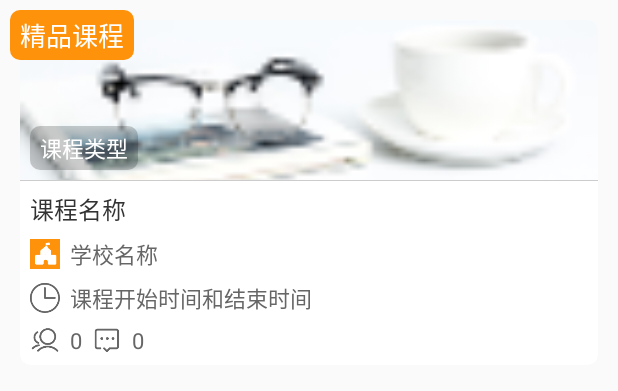
After one commit to StormKid/videoplugin, an Android app: the layout item_course.xml on its own in the app's theme, with its tools: preview values and no code run, on a phone screen of 412 x 824 dp. The commit adds this screen. Shown: the top 391 px of the screen. Run offline under Robolectric (Android 15) with nearby library versions, the phone set to English and light mode, and no system bars.

Commit message:
列表数据添加

```diff
--- a/app/src/main/java/com/stormkid/videoplugin/activity/MainActivity.kt
+++ b/app/src/main/java/com/stormkid/videoplugin/activity/MainActivity.kt
@@ -35,7 +35,7 @@ class MainActivity : BaseActivity() {
             override fun success(any: String) {
                 val bean = JsonUtil.from(any,CateGroyEntity::class.java)
                 scroll_contain.adapter = adapter
-                fragments.add(CategaryListFragment.getInstance(bean))
+                fragments.add(CategaryListFragment.getInstance(bean,this@MainActivity))
                 adapter.notifyDataSetChanged()
             }
 
--- a/app/src/main/java/com/stormkid/videoplugin/utils/Constants.kt
+++ b/app/src/main/java/com/stormkid/videoplugin/utils/Constants.kt
@@ -28,4 +28,6 @@ object Constants {
      * 课程类型ID
      */
     const val courseType = "courseType"
+
+    const val footErr = "暂无更多加载"
 }
--- a/app/src/main/java/com/stormkid/videoplugin/utils/NetConnectConstants.kt
+++ b/app/src/main/java/com/stormkid/videoplugin/utils/NetConnectConstants.kt
@@ -5,4 +5,6 @@ package com.stormkid.videoplugin.utils
  */
 object NetConnectConstants {
     const val category_type = "dict/list"
+
+    const val course_list = "course/list"
 }
--- /dev/null
+++ b/app/src/main/res/drawable/shape_trans.xml
@@ -0,0 +1,14 @@
+<?xml version="1.0" encoding="utf-8"?>
+<shape xmlns:android="http://schemas.android.com/apk/res/android"
+    android:shape="rectangle"
+    >
+    <stroke android:color="@android:color/transparent"
+        android:width="0px"
+        />
+    <solid android:color="@color/black_trans" />
+
+    <corners
+        android:radius="@dimen/px_10"
+        />
+
+</shape>
--- /dev/null
+++ b/app/src/main/res/layout/item_course.xml
@@ -0,0 +1,151 @@
+<?xml version="1.0" encoding="utf-8"?>
+<RelativeLayout xmlns:android="http://schemas.android.com/apk/res/android"
+             xmlns:app="http://schemas.android.com/apk/res-auto" android:layout_width="match_parent"
+             android:layout_height="wrap_content">
+
+    <com.moudle.basetool.ui.AutoCardView android:layout_width="match_parent"
+                                         android:padding="@dimen/px_20"
+                                         android:layout_margin="@dimen/px_20"
+                                         app:cardElevation="0px"
+                                         android:background="@android:color/white"
+                                         app:cardCornerRadius="@dimen/px_10"
+                                         android:layout_height="wrap_content">
+        <LinearLayout android:layout_width="match_parent"
+                      android:orientation="vertical"
+                      android:layout_height="wrap_content">
+            <RelativeLayout android:layout_width="match_parent"
+                            android:layout_height="@dimen/px_160">
+                <ImageView android:layout_width="match_parent"
+                           android:id="@+id/course_img"
+                           android:scaleType="centerCrop"
+                           android:src="@mipmap/cl01"
+                           android:layout_height="@dimen/px_160"
+                />
+
+                <TextView android:layout_width="wrap_content"
+                          android:background="@drawable/shape_trans"
+                          android:textSize="@dimen/px_22"
+                          android:text="课程类型"
+                          android:id="@+id/course_type"
+                          android:paddingBottom="@dimen/px_5"
+                          android:paddingTop="@dimen/px_5"
+                          android:paddingRight="@dimen/px_10"
+                          android:paddingLeft="@dimen/px_10"
+                          android:layout_margin="@dimen/px_10"
+                          android:layout_alignParentBottom="true"
+                          android:textColor="@android:color/white"
+                          android:layout_height="wrap_content"/>
+
+            </RelativeLayout>
+
+            <View style="@style/style_divide"/>
+
+            <TextView android:layout_width="match_parent"
+                      android:textColor="@color/text_333"
+                      android:textSize="@dimen/px_24"
+                      android:maxLines="1"
+                      android:paddingTop="@dimen/px_10"
+                      android:paddingLeft="@dimen/px_10"
+                      android:paddingRight="@dimen/px_10"
+                      android:text="课程名称"
+                      android:ellipsize="end"
+                      android:id="@+id/course_name"
+                      android:layout_height="wrap_content"/>
+            <LinearLayout android:layout_width="match_parent"
+                          android:gravity="center_vertical"
+                          android:paddingTop="@dimen/px_10"
+                          android:paddingLeft="@dimen/px_10"
+                          android:paddingRight="@dimen/px_10"
+                          android:layout_height="wrap_content">
+                <ImageView android:layout_width="@dimen/px_30"
+                           android:src="@mipmap/school"
+                           android:background="@color/color_main"
+                           android:layout_height="@dimen/px_30"/>
+
+                <TextView android:layout_width="0px"
+                          android:layout_weight="1"
+                          android:textColor="@color/text_666"
+                          android:textSize="@dimen/px_22"
+                          android:maxLines="1"
+                          android:gravity="center_vertical"
+                          android:text="学校名称"
+                          android:ellipsize="end"
+                          android:layout_marginLeft="@dimen/px_10"
+                          android:id="@+id/school_name"
+                          android:layout_height="wrap_content"/>
+            </LinearLayout>
+            <LinearLayout android:layout_width="match_parent"
+                          android:gravity="center_vertical"
+                          android:paddingTop="@dimen/px_10"
+                          android:paddingLeft="@dimen/px_10"
+                          android:paddingRight="@dimen/px_10"
+                          android:layout_height="wrap_content">
+                <ImageView android:layout_width="@dimen/px_30"
+                           android:src="@mipmap/time"
+                           android:layout_height="@dimen/px_30"/>
+
+                <TextView android:layout_width="0px"
+                          android:layout_weight="1"
+                          android:textColor="@color/text_666"
+                          android:textSize="@dimen/px_22"
+                          android:maxLines="1"
+                          android:gravity="center_vertical"
+                          android:text="课程开始时间和结束时间"
+                          android:ellipsize="end"
+                          android:layout_marginLeft="@dimen/px_10"
+                          android:id="@+id/course_time"
+                          android:layout_height="wrap_content"/>
+            </LinearLayout>
+
+            <LinearLayout android:layout_width="match_parent"
+                          android:gravity="center_vertical"
+                         android:padding="@dimen/px_10"
+                          android:layout_height="wrap_content">
+                <ImageView android:layout_width="@dimen/px_30"
+                           android:src="@mipmap/people"
+                           android:layout_height="@dimen/px_30"/>
+
+                <TextView android:layout_width="wrap_content"
+                          android:textColor="@color/text_666"
+                          android:textSize="@dimen/px_22"
+                          android:maxLines="1"
+                          android:gravity="center_vertical"
+                          android:text="0"
+                          android:id="@+id/watch_people"
+                          android:ellipsize="end"
+                          android:layout_marginLeft="@dimen/px_10"
+                          android:layout_height="wrap_content"/>
+
+                <ImageView android:layout_width="@dimen/px_30"
+                           android:src="@mipmap/comment"
+                           android:layout_marginLeft="@dimen/px_10"
+                           android:layout_height="@dimen/px_30"/>
+
+                <TextView android:layout_width="wrap_content"
+                          android:textColor="@color/text_666"
+                          android:textSize="@dimen/px_22"
+                          android:maxLines="1"
+                          android:gravity="center_vertical"
+                          android:text="0"
+                          android:id="@+id/comments"
+                          android:ellipsize="end"
+                          android:layout_marginLeft="@dimen/px_10"
+                          android:layout_height="wrap_content"/>
+            </LinearLayout>
+        </LinearLayout>
+    </com.moudle.basetool.ui.AutoCardView>
+
+
+    <TextView android:layout_width="wrap_content"
+              android:background="@drawable/shape_buttom"
+              android:text="精品课程"
+              android:id="@+id/jingping"
+              android:layout_margin="@dimen/px_10"
+              android:paddingLeft="@dimen/px_10"
+              android:paddingRight="@dimen/px_10"
+              android:paddingTop="@dimen/px_5"
+              android:paddingBottom="@dimen/px_5"
+              android:textSize="@dimen/px_26"
+              android:textColor="@android:color/white"
+              android:layout_height="wrap_content"/>
+</RelativeLayout>
--- a/basetool/src/main/java/com/moudle/basetool/utils/ImageUtil.kt
+++ b/basetool/src/main/java/com/moudle/basetool/utils/ImageUtil.kt
@@ -11,7 +11,7 @@ import jp.wasabeef.glide.transformations.RoundedCornersTransformation
  * Created by ke_li on 2017/12/26.
  */
 class ImageUtil {
-    private var url: Any
+    private var url: Any?
 
     private var resId: Int
 
@@ -25,7 +25,7 @@ class ImageUtil {
 
     private var cornerType : RoundedCornersTransformation.CornerType
 
-    fun setUrl(url: Any): ImageUtil {
+    fun setUrl(url: Any?): ImageUtil {
         this.url = url
         return this
     }
--- a/basetool/src/main/java/com/moudle/basetool/utils/ThreadLocalDateUtil.java
+++ b/basetool/src/main/java/com/moudle/basetool/utils/ThreadLocalDateUtil.java
@@ -11,7 +11,8 @@ import java.util.Date;
  */
 
 public class ThreadLocalDateUtil {
-    private static final String date_format = "yyyy-MM-dd  HH:mm";
+    public static final String date_format = "yyyy-MM-dd  HH:mm";
+    public static final String time_format = "HH:mm";
     private static ThreadLocal<DateFormat> threadLocal = new ThreadLocal<DateFormat>();
 
     public static DateFormat getDateFormat() {
--- a/basetool/src/main/res/layout/layout_pull_down_refreshing.xml
+++ b/basetool/src/main/res/layout/layout_pull_down_refreshing.xml
@@ -41,6 +41,6 @@
             android:layout_marginLeft="10dp"
             android:text="@string/pull_down_refresh_label"
             android:textColor="@color/text_666"
-            android:textSize="@dimen/px_28"/>
+            android:textSize="@dimen/px_24"/>
     </LinearLayout>
 </LinearLayout>
--- a/basetool/src/main/res/layout/layout_pull_up_loading.xml
+++ b/basetool/src/main/res/layout/layout_pull_up_loading.xml
@@ -20,5 +20,5 @@
         android:padding="10dp"
         android:text="@string/pull_up_load_label"
         android:textColor="@color/text_666"
-        android:textSize="@dimen/px_28" />
+        android:textSize="@dimen/px_24" />
 </LinearLayout>
```
Also changed, not shown: app/src/main/java/com/stormkid/videoplugin/adapter/CourseListAdapter.kt (added, +62 -0 lines), app/src/main/java/com/stormkid/videoplugin/fragment/CategaryListFragment.kt (+69 -5 lines), app/src/main/java/com/stormkid/videoplugin/models.kt (+40 -0 lines), app/src/main/res/layout/fragment_categary_list.xml (+14 -0 lines), app/src/main/res/mipmap-xxxhdpi/comment.png (added), app/src/main/res/mipmap-xxxhdpi/people.png (added), app/src/main/res/mipmap-xxxhdpi/school.png (added), app/src/main/res/mipmap-xxxhdpi/time.png (added).
